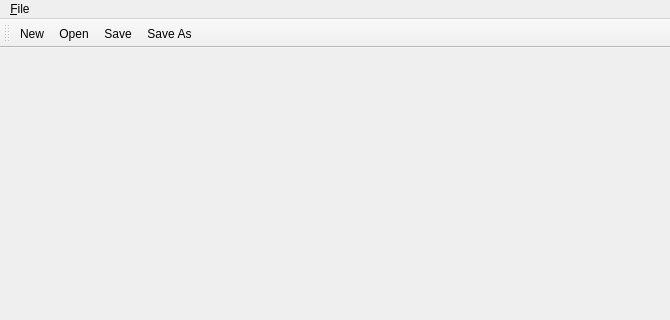
Before: the Qt Designer form forms/mainwindow.ui in elemc/XMLer, drawn with Qt 5; both pictures show x 0 to 670 and y 0 to 320 of the 670 by 482 pixel window.
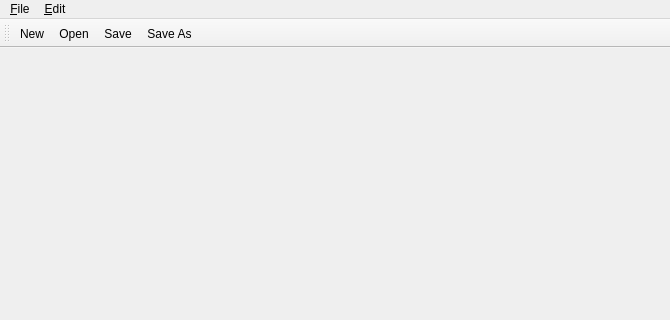
After: the same form once the commit is applied.

What changed in the file:
```diff
--- a/forms/mainwindow.ui
+++ b/forms/mainwindow.ui
@@ -44,7 +44,14 @@
     <addaction name="separator"/>
     <addaction name="actionExit"/>
    </widget>
+   <widget class="QMenu" name="menu_Edit">
+    <property name="title">
+     <string>&amp;Edit</string>
+    </property>
+    <addaction name="actionCopy"/>
+   </widget>
    <addaction name="menu_File"/>
+   <addaction name="menu_Edit"/>
   </widget>
   <widget class="QStatusBar" name="statusbar"/>
   <widget class="QToolBar" name="toolBar">
```
Left out of the diff: 11 changed lines with no effect on the pictures.
